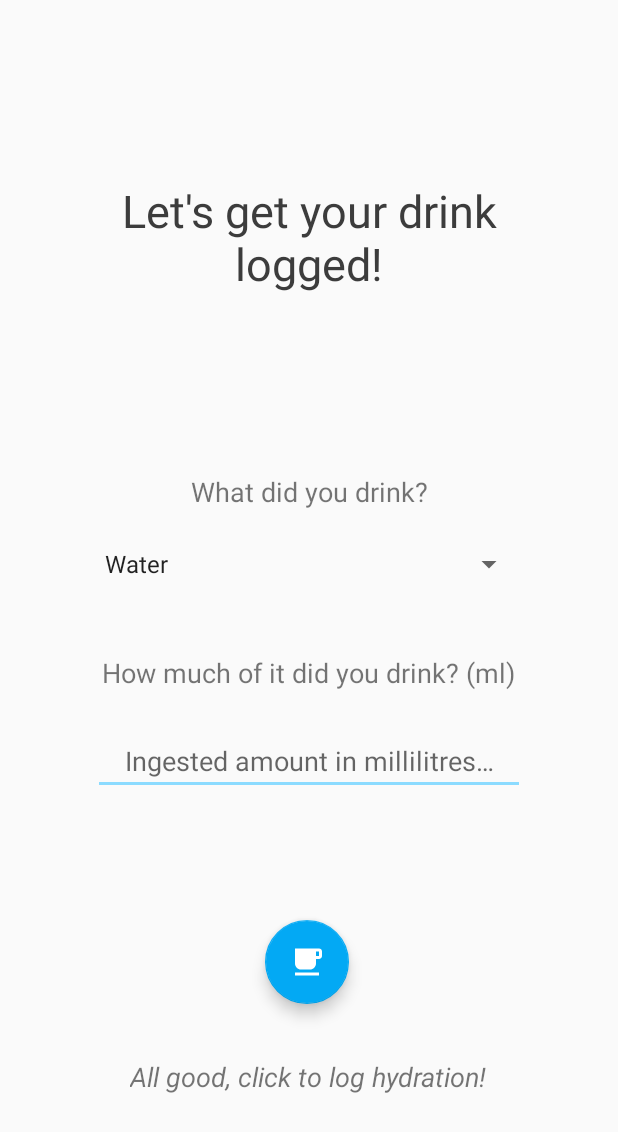
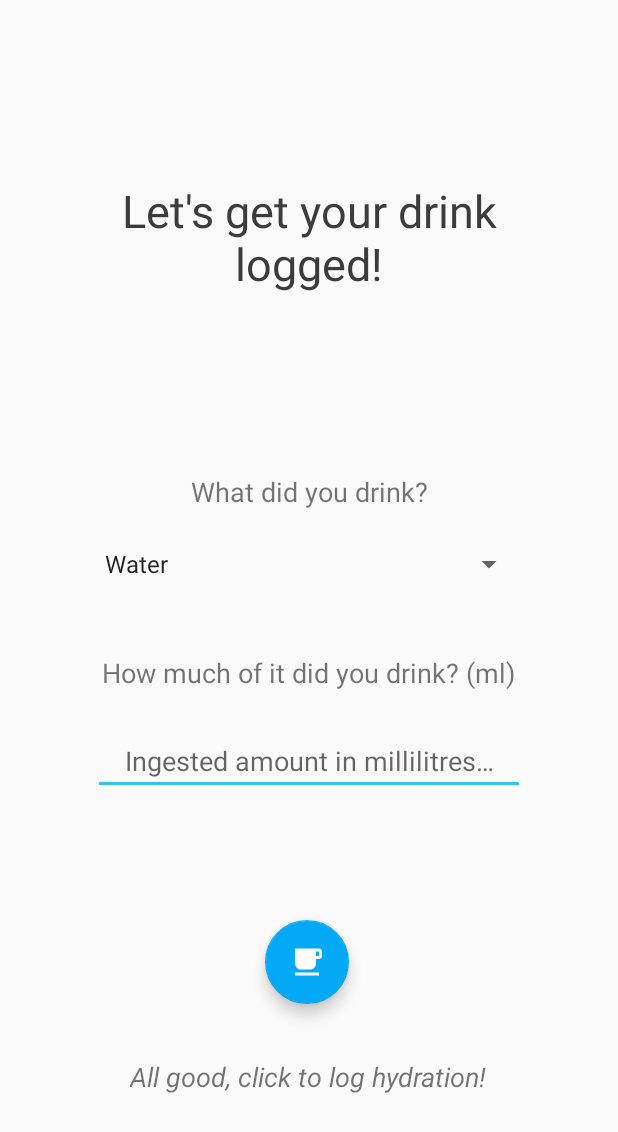
Before and after one commit to watr-app/app, an Android app: the NewHydrationRecordActivity screen opened directly, with no data from a screen before it, on a phone screen of 412 x 824 dp. Shown: the top 1132 px of the screen. Run offline under Robolectric (Android 15) with nearby library versions, the phone set to English and light mode, and no system bars; libraries missing offline, so code that uses them is left out: lombok.val; 1 statement that could not run was skipped.

Commit message:
Add some new colours

```diff
--- a/app/src/main/res/values/colors.xml
+++ b/app/src/main/res/values/colors.xml
@@ -8,7 +8,8 @@
 <resources>
     <color name="colorPrimary">#03A9F4</color>
     <color name="colorPrimaryDark">#03A9F4</color>
-    <color name="colorAccent">#8BDBFF</color>
+    <color name="colorAccent">#34BFFD</color>
+    <color name="colorAccentLight">#8BDBFF</color>
     <color name="colorText">#3C3C3C</color>
     <color name="colorTextLight">#737373</color>
 </resources>
```
Also changed, not shown: app/src/main/res/layout/fragment_home.xml (+5 -5 lines).
